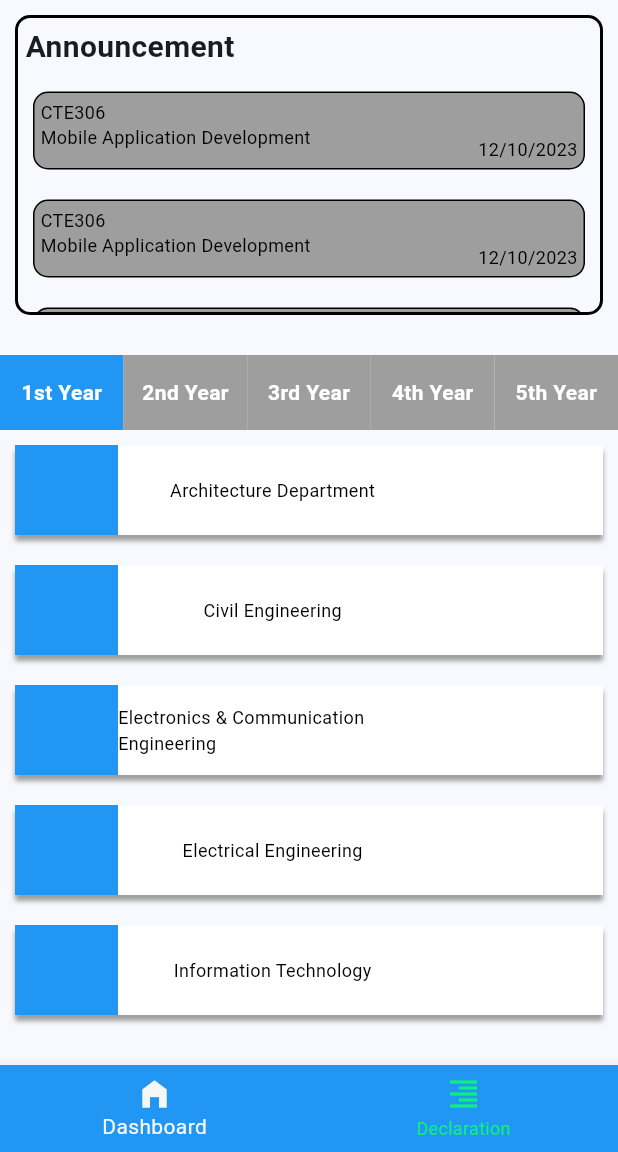
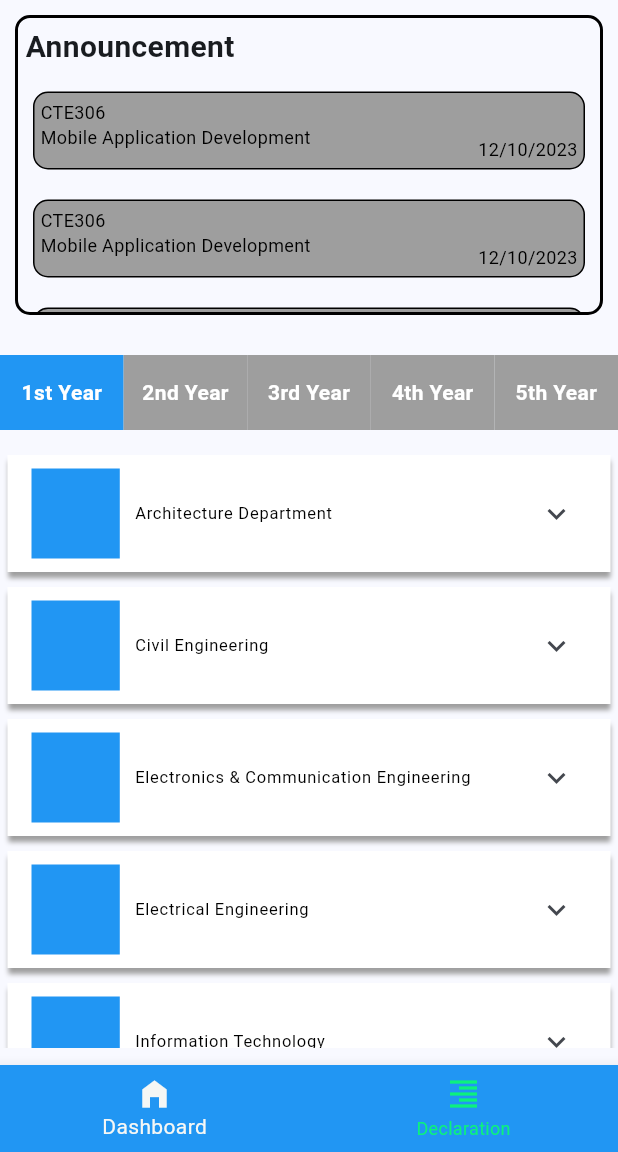
Before and after one commit to NOY10/ExamCellApp, a Flutter app: the screen it shows after launch, on a phone screen of 412 x 824 dp, the part 84-1236 px from its top. Run offline on Flutter 3.47's test engine with Material 2 defaults, Android fonts, the phone set to English and light mode, and no system bars; our stand-ins replace firebase_auth, firebase_core; accounts and stored records are empty.

Commit message:
Examcell

```diff
--- a/lib/main.dart
+++ b/lib/main.dart
@@ -7,6 +7,7 @@ import 'package:firebase_core/firebase_core.dart';
 import 'package:examcellapp/views/login_view.dart';
 import 'package:examcellapp/views/Teacher/home.dart';
 import 'package:examcellapp/views/Examcell/ExamcellHome.dart';
+import 'package:examcellapp/views/Examcell/Dashboard/ModuleResultPage.dart';
 
 void main() async {
   // WidgetsFlutterBinding.ensureInitialized();
@@ -33,6 +34,7 @@ class MyApp extends StatelessWidget {
       routes: {
         // The home screen route
         '/login/': (context) => const LoginView(), // The login screen route
+        '/moduleDetails': (context) => ModuleResultPage(),
       },
     );
   }
--- a/lib/views/Examcell/Dashboard/DeptResult.dart
+++ b/lib/views/Examcell/Dashboard/DeptResult.dart
@@ -1,4 +1,5 @@
 import 'package:flutter/material.dart';
+import 'package:examcellapp/views/Examcell/Dashboard/ModuleList.dart';
 
 class DeptResult extends StatefulWidget {
   const DeptResult({Key? key}) : super(key: key);
@@ -31,7 +32,34 @@ class _DeptResultState extends State<DeptResult> {
     'Electronics & Communication Engineering',
     'Electrical Engineering',
     'Information Technology',
+    'Instrumentation and Control Engineering',
   ];
+
+  final Map<String, List<String>> moduleData = {
+    'Architecture Department': ['Module A', 'Module B', 'Module C'],
+    'Civil Engineering': ['Module X', 'Module Y', 'Module Z'],
+    'Electronics & Communication Engineering': [
+      'Module X',
+      'Module Y',
+      'Module Z'
+    ],
+    'Electrical Engineering': ['Module X', 'Module Y', 'Module Z'],
+    'Information Technology': ['Module X', 'Module Y', 'Module Z'],
+    'Instrumentation and Control Engineering': [
+      'Module X',
+      'Module Y',
+      'Module Z'
+    ],
+  };
+
+  final Map<String, List<String>> moduleCodeData = {
+    'Architecture Department': ['CTE101', 'CTE201', 'CTE301'],
+    'Civil Engineering': ['CE101', 'CE201', 'CE301'],
+    'Electronics & Communication Engineering': ['ECE101', 'ECE201', 'ECE301'],
+    'Electrical Engineering': ['EE101', 'EE201', 'EE301'],
+    'Information Technology': ['IT101', 'IT201', 'IT301'],
+    'Instrumentation and Control Engineering': ['ICE101', 'ICE201', 'ICE301'],
+  };
 
   @override
   Widget build(BuildContext context) {
@@ -71,7 +99,11 @@ class _DeptResultState extends State<DeptResult> {
               controller: _pageController,
               children: List.generate(Years.length, (index) {
                 return Center(
-                  child: YearDepartments(deptList: dept),
+                  child: YearDepartments(
+                    deptList: dept,
+                    moduleData: moduleData,
+                    moduleCodeData: moduleCodeData,
+                  ),
                 );
               }),
               onPageChanged: (index) {
@@ -95,14 +127,23 @@ class _DeptResultState extends State<DeptResult> {
 
 class YearDepartments extends StatelessWidget {
   final List<String> deptList;
-  YearDepartments({required this.deptList});
+  final Map<String, List<String>> moduleData;
+  final Map<String, List<String>> moduleCodeData;
+
+  YearDepartments({
+    required this.deptList,
+    required this.moduleData,
+    required this.moduleCodeData,
+  });
 
   @override
   Widget build(BuildContext context) {
-    return Column(
+    return Container(
+      height: 400,
+      child: ListView(
         children: deptList.map((deptName) {
           return Padding(
-          padding: const EdgeInsets.all(10.0),
+            padding: const EdgeInsets.all(5),
             child: Container(
               decoration: BoxDecoration(
                 color: Colors.white,
@@ -114,10 +155,19 @@ class YearDepartments extends StatelessWidget {
                   ),
                 ],
               ),
-            child: Department(deptName: deptName),
+              child: ExpansionTile(
+                title: Department(deptName: deptName),
+                children: [
+                  ModuleList(
+                    moduleList: moduleData[deptName] ?? [],
+                    moduleCodeList: moduleCodeData[deptName] ?? [],
+                  ),
+                ],
+              ),
             ),
           );
         }).toList(),
+      ),
     );
   }
 }
@@ -134,17 +184,25 @@ class Department extends StatelessWidget {
         children: [
           Container(
             color: Colors.blue,
-            width: MediaQuery.of(context).size.width / 6,
+            width: MediaQuery.of(context).size.width / 7,
           ),
-          Container(
-            width: MediaQuery.of(context).size.width / 2,
-            alignment: Alignment.center,
+          Expanded(
+            child: Row(
+              mainAxisAlignment: MainAxisAlignment.spaceBetween,
+              children: [
+                Padding(
+                  padding: EdgeInsets.only(left: 10),
                   child: Text(
                     deptName,
                     style: TextStyle(
                       color: Colors.black,
-                fontSize: 12,
+                      fontSize: 11,
                     ),
+                    maxLines: 1,
+                    overflow: TextOverflow.ellipsis,
+                  ),
+                ),
+              ],
             ),
           ),
         ],
```
Also changed, not shown: lib/views/Examcell/Dashboard/ModuleList.dart (added, +114 -0 lines), lib/views/Examcell/Dashboard/ModuleResultPage.dart (added, +38 -0 lines). Lines whose indentation alone changed are shown as unchanged.
